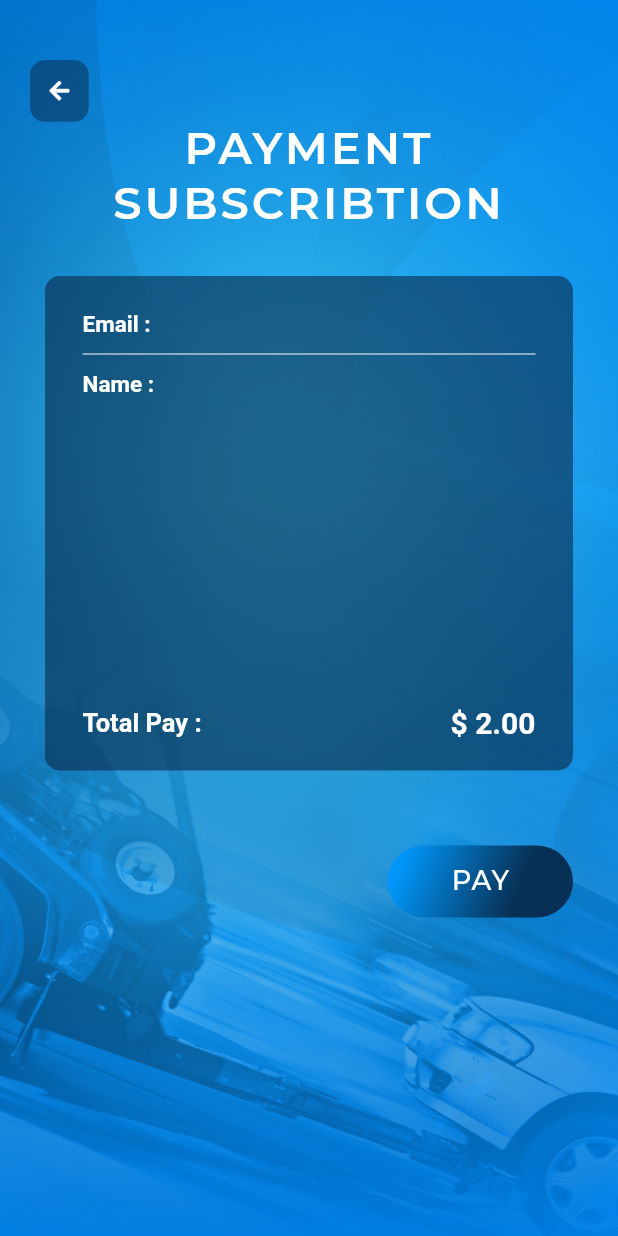
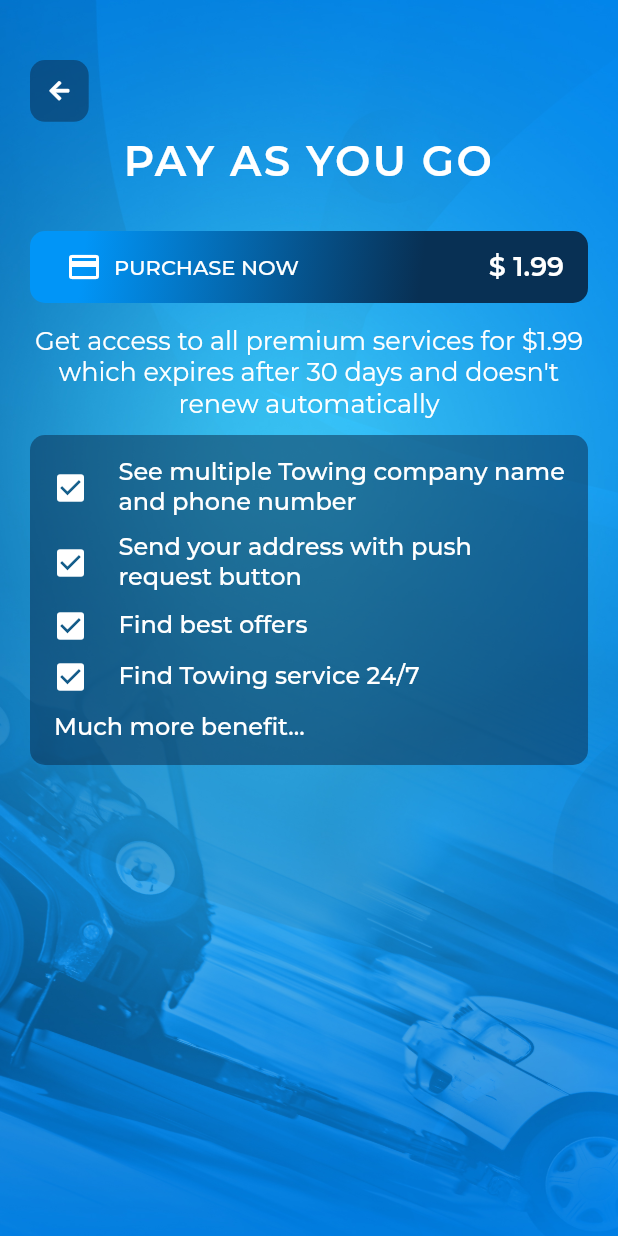
Before and after one commit to haseebshottech21/towrevo_app, a Flutter app: the MonthlyPaymentScreen screen opened by its route, on a phone screen of 412 x 824 dp. Run offline on Flutter 3.47's test engine with Material 2 defaults, Android fonts, the phone set to English and light mode, and no system bars; our stand-ins replace animate_do, connectivity_plus, expandable, firebase_core, firebase_messaging, fluttertoast and 9 more; missing offline and left inert: flutter_stripe, time_range_picker; accounts and stored records are empty.

Commit message:
towrevo update payment screen

```diff
--- a/towrevo-main/lib/screens/authentication/signup_company/registration_name_and_desc_screen.dart
+++ b/towrevo-main/lib/screens/authentication/signup_company/registration_name_and_desc_screen.dart
@@ -164,7 +164,7 @@ class _RegistrationNameAndDescScreenState
                             child: CompanyTextAreaField(
                               errorGetter:
                                   ErrorGetter().companyDescriptionErrorGetter,
-                              hintText: 'Company Description',
+                              hintText: 'Company Service',
                               prefixIcon: const Icon(
                                 FontAwesomeIcons.solidBuilding,
                                 color: Color(0xFF019aff),
--- a/towrevo-main/lib/screens/contactus/contact_us.dart
+++ b/towrevo-main/lib/screens/contactus/contact_us.dart
@@ -127,7 +127,7 @@ class _ContactUsState extends State<ContactUs> {
                             ),
                             Center(
                               child: Text(
-                                'WE\'D LOVE TO HELP YOU IN EMAIL OR VIA CALL!',
+                                'PLEASE FILL THIS FORM!',
                                 textAlign: TextAlign.center,
                                 style: GoogleFonts.montserrat(
                                   color: AppColors.primaryColor,
--- a/towrevo-main/lib/screens/users/monthly_payment_screen.dart
+++ b/towrevo-main/lib/screens/users/monthly_payment_screen.dart
@@ -2,9 +2,9 @@ import 'dart:convert';
 import 'package:animate_do/animate_do.dart';
 import 'package:flutter/material.dart';
 import 'package:flutter_stripe/flutter_stripe.dart';
-import 'package:font_awesome_flutter/font_awesome_flutter.dart';
 import 'package:google_fonts/google_fonts.dart';
 import 'package:provider/provider.dart';
+import 'package:towrevo/screens/colors/towrevo_appcolor.dart';
 
 import 'package:towrevo/view_model/user_home_screen_view_model.dart';
 import 'package:towrevo/widgets/back_icon.dart';
@@ -139,145 +139,147 @@ class _MonthlyPaymentScreenState extends State<MonthlyPaymentScreen> {
                 ),
               ],
             ),
-            // Padding(
-            //   padding: const EdgeInsets.only(left: 10.0, top: 15.0),
-            //   child: IconButton(
-            //     icon: const Icon(FontAwesomeIcons.arrowLeft,
-            //         color: Colors.white, size: 20.0),
-            //     onPressed: () {
-            //       Navigator.pop(context);
-            //     },
-            //   ),
-            // ),
             Container(
               alignment: Alignment.center,
               padding:
                   const EdgeInsets.symmetric(horizontal: 20.0, vertical: 20.0),
-              child: Column(children: [
+              child: Column(
+                children: [
                   const SizedBox(
-                  height: 60,
+                    height: 70,
                   ),
                   Text(
-                  'PAYMENT SUBSCRIBTION',
+                    'PAY AS YOU GO',
                     textAlign: TextAlign.center,
                     style: GoogleFonts.montserrat(
                       color: Colors.white,
                       fontWeight: FontWeight.w600,
-                    fontSize: 30.0,
-                    letterSpacing: 2,
+                      fontSize: 28.0,
+                      letterSpacing: 1.5,
                     ),
                   ),
-                const SizedBox(
-                  height: 5,
+                  const SizedBox(height: 30),
+                  Center(
+                    child: Container(
+                      decoration: BoxDecoration(
+                        gradient: const LinearGradient(
+                          begin: Alignment.topLeft,
+                          end: Alignment.bottomRight,
+                          stops: [0.1, 0.7],
+                          colors: [
+                            Color(0xFF0195f7),
+                            Color(0xFF083054),
+                          ],
                         ),
-                Container(
-                  alignment: Alignment.center,
-                  padding: const EdgeInsets.symmetric(
-                    horizontal: 10.0,
-                    vertical: 10.0,
-                  ),
-                  child: Column(
-                    children: [
-                      const SizedBox(
-                        height: 15,
-                      ),
-                      FadeInUp(
-                        duration: const Duration(milliseconds: 600),
-                        child: Container(
-                          padding: const EdgeInsets.symmetric(
-                            horizontal: 15.0,
-                            vertical: 10.0,
-                          ),
-                          width: MediaQuery.of(context).size.width,
-                          height: MediaQuery.of(context).size.height * 0.40,
-                          decoration: BoxDecoration(
-                            color: const Color(0xFF092848).withOpacity(0.6),
+                        // color: Colors.deepPurple.shade300,
                         borderRadius: BorderRadius.circular(10),
                       ),
-                          child: Padding(
-                            padding: const EdgeInsets.symmetric(
-                              horizontal: 10,
-                              vertical: 10,
+                      child: ElevatedButton(
+                        onPressed: () {},
+                        style: ElevatedButton.styleFrom(
+                          // shape: const StadiumBorder(),
+                          shadowColor: Colors.transparent,
+                          primary: Colors.transparent,
+                          minimumSize: Size(
+                            MediaQuery.of(context).size.width * 0.85,
+                            formButtonHeight,
                           ),
-                            child: Column(
-                              crossAxisAlignment: CrossAxisAlignment.start,
-                              mainAxisSize: MainAxisSize.min,
+                        ),
+                        child: Row(
+                          mainAxisAlignment: MainAxisAlignment.spaceBetween,
                           children: [
-                                // paymentDetail(
-                                //   'Name :',
-                                //   utlities.getSharedPreferenceValue('email'),
-                                // ),
-                                // const SizedBox(height: 3),
-                                // const Divider(
-                                //   color: Colors.white,
-                                // ),
-                                const SizedBox(height: 3),
-                                Consumer<UserHomeScreenViewModel>(
-                                  builder:
-                                      (ctx, userHomeViewModel, neverUpdate) {
-                                    return Column(
-                                      children: [
-                                        paymentDetail(
-                                          'Email :',
-                                          userHomeViewModel.drawerInfo['email']
-                                              .toString(),
-                                        ),
-                                        const SizedBox(height: 3),
-                                        const Divider(
+                            TextButton.icon(
+                              onPressed: () async {
+                                if (!(await Utilities()
+                                    .isInternetAvailable())) {
+                                  return;
+                                }
+                                await makePayment(context);
+                                // Navigator.of(context).pushNamed(RegistrationOTPScreen.routeName,arguments: true);
+                              },
+                              icon: const Icon(
+                                Icons.payment,
                                 color: Colors.white,
                               ),
-                                        const SizedBox(height: 3),
-                                        paymentDetail(
-                                          'Name :',
-                                          userHomeViewModel.drawerInfo['name']
-                                              .toString(),
+                              label: Text(
+                                'PURCHASE NOW',
+                                style: GoogleFonts.montserrat(
+                                  color: Colors.white,
+                                  fontWeight: FontWeight.w500,
+                                  fontSize: 14,
                                 ),
-                                      ],
-                                    );
-                                  },
                               ),
-
-                                // const SizedBox(height: 3),
-                                // const Divider(
-                                //   color: Colors.white,
-                                // ),
-                                // const SizedBox(height: 3),
-                                const Spacer(),
-                                payment(
-                                  'Total Pay :',
-                                  '\$ 2.00',
+                            ),
+                            Text(
+                              '\$ 1.99',
+                              style: GoogleFonts.montserrat(
+                                color: Colors.white,
+                                fontWeight: FontWeight.w600,
+                                fontSize: 18,
+                              ),
                             ),
                           ],
                         ),
                       ),
                     ),
+                  ),
+                  const SizedBox(height: 15),
+                  Text(
+                    'Get access to all premium services for \$1.99 which expires after 30 days and doesn\'t renew automatically',
+                    style: GoogleFonts.montserrat(
+                      color: Colors.white,
+                      fontSize: 17,
+                      fontWeight: FontWeight.w400,
+                    ),
+                    textAlign: TextAlign.center,
+                  ),
+                  const SizedBox(height: 10),
+                  Container(
+                    padding: const EdgeInsets.symmetric(
+                      vertical: 15,
+                      horizontal: 10,
+                    ),
+                    decoration: BoxDecoration(
+                      color: AppColors.primaryColor.withOpacity(0.5),
+                      borderRadius: BorderRadius.circular(10),
+                    ),
+                    child: Column(
+                      crossAxisAlignment: CrossAxisAlignment.start,
+                      children: [
+                        paymentDetail(
+                            'See multiple Towing company name and phone number'),
+                        const SizedBox(height: 10),
+                        paymentDetail(
+                            'Send your address with push request button'),
+                        const SizedBox(height: 10),
+                        paymentDetail('Find best offers'),
+                        const SizedBox(height: 10),
+                        paymentDetail('Find Towing service 24/7'),
+                        const SizedBox(height: 12),
+                        // paymentDetail('Long-distance and local towing'),
+                        // const SizedBox(height: 8),
+                        // paymentDetail('Towing services on a 24/7 basis'),
+                        // const SizedBox(height: 8),
+                        // paymentDetail('See availability offline or online'),
+                        // const SizedBox(height: 8),
+                        // paymentDetail('Truck Towing'),
+                        Padding(
+                          padding: const EdgeInsets.symmetric(horizontal: 6),
+                          child: Text(
+                            'Much more benefit...',
+                            style: GoogleFonts.montserrat(
+                              color: Colors.white,
+                              fontSize: 16,
+                              fontWeight: FontWeight.w500,
+                            ),
+                            textAlign: TextAlign.center,
+                          ),
+                        ),
+                      ],
+                    ),
                   )
                 ],
               ),
-                ),
-                const SizedBox(
-                  height: 10,
-                ),
-                Container(
-                  margin: const EdgeInsets.only(top: 30),
-                  padding: const EdgeInsets.symmetric(horizontal: 10),
-                  child: Row(
-                    mainAxisAlignment: MainAxisAlignment.end,
-                    children: [
-                      StepFormButtonNext(
-                        () async {
-                          if (!(await Utilities().isInternetAvailable())) {
-                            return;
-                          }
-                          await makePayment(context);
-                          // Navigator.of(context).pushNamed(RegistrationOTPScreen.routeName,arguments: true);
-                        },
-                        'PAY',
-                      ),
-                    ],
-                  ),
-                ),
-              ]),
             ),
           ],
         ),
@@ -293,50 +295,52 @@ class _MonthlyPaymentScreenState extends State<MonthlyPaymentScreen> {
   }
 }
 
-Row paymentDetail(String title, String description) {
-  return Row(
-    mainAxisAlignment: MainAxisAlignment.spaceBetween,
+Widget paymentDetail(String description) {
+  return Padding(
+    padding: const EdgeInsets.symmetric(horizontal: 5),
+    child: Row(
+      mainAxisAlignment: MainAxisAlignment.start,
       children: [
-      Text(
-        title,
-        style: const TextStyle(
+        const Icon(Icons.check_box, color: Colors.white),
+        const SizedBox(width: 20),
+        Expanded(
+          child: Text(
+            description,
+            // maxLines: 2,
+            // overflow: TextOverflow.ellipsis,
+            // softWrap: false,
+            style: GoogleFonts.montserrat(
               color: Colors.white,
-          fontWeight: FontWeight.w600,
-          fontSize: 15,
+              fontWeight: FontWeight.w500,
+              fontSize: 16,
             ),
-      ),
-      Text(
-        description,
-        style: const TextStyle(
-          color: Colors.white,
-          fontWeight: FontWeight.w600,
-          fontSize: 15,
           ),
         ),
       ],
+    ),
   );
 }
 
-Row payment(String title, String description) {
-  return Row(
-    mainAxisAlignment: MainAxisAlignment.spaceBetween,
-    children: [
-      Text(
-        title,
-        style: const TextStyle(
-          color: Colors.white,
-          fontWeight: FontWeight.w600,
-          fontSize: 17,
-        ),
-      ),
-      Text(
-        description,
-        style: const TextStyle(
-          color: Colors.white,
-          fontWeight: FontWeight.w600,
-          fontSize: 20,
-        ),
-      ),
-    ],
-  );
-}
+// Row payment(String title, String description) {
+//   return Row(
+//     mainAxisAlignment: MainAxisAlignment.spaceBetween,
+//     children: [
+//       Text(
+//         title,
+//         style: const TextStyle(
+//           color: Colors.white,
+//           fontWeight: FontWeight.w600,
+//           fontSize: 17,
+//         ),
+//       ),
+//       Text(
+//         description,
+//         style: const TextStyle(
+//           color: Colors.white,
+//           fontWeight: FontWeight.w600,
+//           fontSize: 20,
+//         ),
+//       ),
+//     ],
+//   );
+// }
--- a/towrevo-main/lib/utilities.dart
+++ b/towrevo-main/lib/utilities.dart
@@ -13,12 +13,12 @@ class Utilities {
 
         use24HourFormat: false,
         disabledTime: TimeRange(
-          startTime: TimeOfDay(hour: 22, minute: 59),
-          endTime: TimeOfDay(hour: 0, minute: 1),
+          startTime: const TimeOfDay(hour: 23, minute: 55),
+          endTime: const TimeOfDay(hour: 0, minute: 05),
         ),
 
-        // maxDuration: Duration(hours: 2),
-        minDuration: Duration(hours: 2),
+        // maxDuration: Duration(hours: 12),
+        minDuration: const Duration(hours: 2),
       );
 
       if (result != null) {
--- a/towrevo-main/lib/widgets/services_and_days_check_box_widgets/check_list.dart
+++ b/towrevo-main/lib/widgets/services_and_days_check_box_widgets/check_list.dart
@@ -96,7 +96,7 @@ class _showCheckboxListState extends State<showCheckboxList> {
               );
             });
       },
-      child: Text('Select Check Box'),
+      child: const Text('Select Check Box'),
     );
   }
 }
```
Also changed, not shown: towrevo-main/lib/widgets/form_button_widget.dart (+8 -5 lines), 1 other file. Lines whose indentation alone changed are shown as unchanged.
